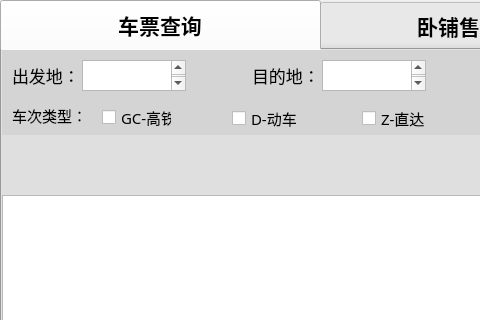
This is ui/window.ui in chuliu-hash/Ticket_Insight as Qt 5 draws it before an edit; both pictures show x 0 to 480 and y 0 to 320 of the 960 by 600 pixel window. The edited form follows.
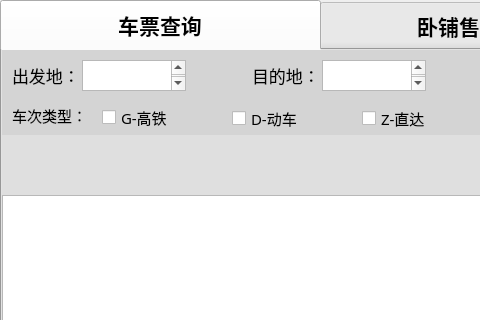
This is the edited form. The open tabs and pages were chosen to show the change. Icons and pictures are not drawn.

What changed in the file:
```diff
--- a/ui/window.ui
+++ b/ui/window.ui
@@ -240,7 +240,7 @@
         </font>
        </property>
        <property name="text">
-        <string>GC-高铁</string>
+        <string>G-高铁</string>
        </property>
       </widget>
       <widget class="QLabel" name="label_type">
```
Left out of the diff: 4 changed lines with no effect on the pictures.
